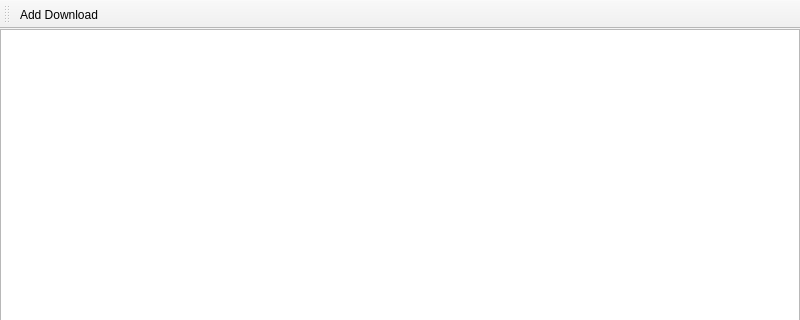
Qt form src/ui/download/downloadbrowser.ui (kaniol-lck/modmanager) before a commit; both pictures show x 0 to 800 and y 0 to 320 of the 800 by 600 pixel window.
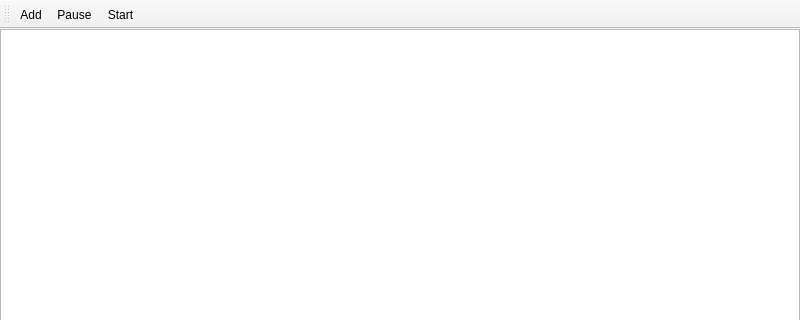
The same form after that commit. Icons and pictures are not drawn.

Commit message: downloader toolbar

What changed in the file:
```diff
--- a/src/ui/download/downloadbrowser.ui
+++ b/src/ui/download/downloadbrowser.ui
@@ -60,15 +60,33 @@
    <attribute name="toolBarBreak">
     <bool>false</bool>
    </attribute>
-   <addaction name="actionAdd_Download"/>
+   <addaction name="actionAdd"/>
+   <addaction name="actionPause"/>
+   <addaction name="actionStart"/>
   </widget>
-  <action name="actionAdd_Download">
+  <action name="actionAdd">
    <property name="icon">
     <iconset theme="list-add">
      <normaloff>.</normaloff>.</iconset>
    </property>
    <property name="text">
-    <string>Add Download</string>
+    <string>Add</string>
+   </property>
+  </action>
+  <action name="actionPause">
+   <property name="icon">
+    <iconset theme="media-playback-pause"/>
+   </property>
+   <property name="text">
+    <string>Pause</string>
+   </property>
+  </action>
+  <action name="actionStart">
+   <property name="icon">
+    <iconset theme="media-playback-start"/>
+   </property>
+   <property name="text">
+    <string>Start</string>
    </property>
   </action>
  </widget>
```
The commit also changes 5 other files.
